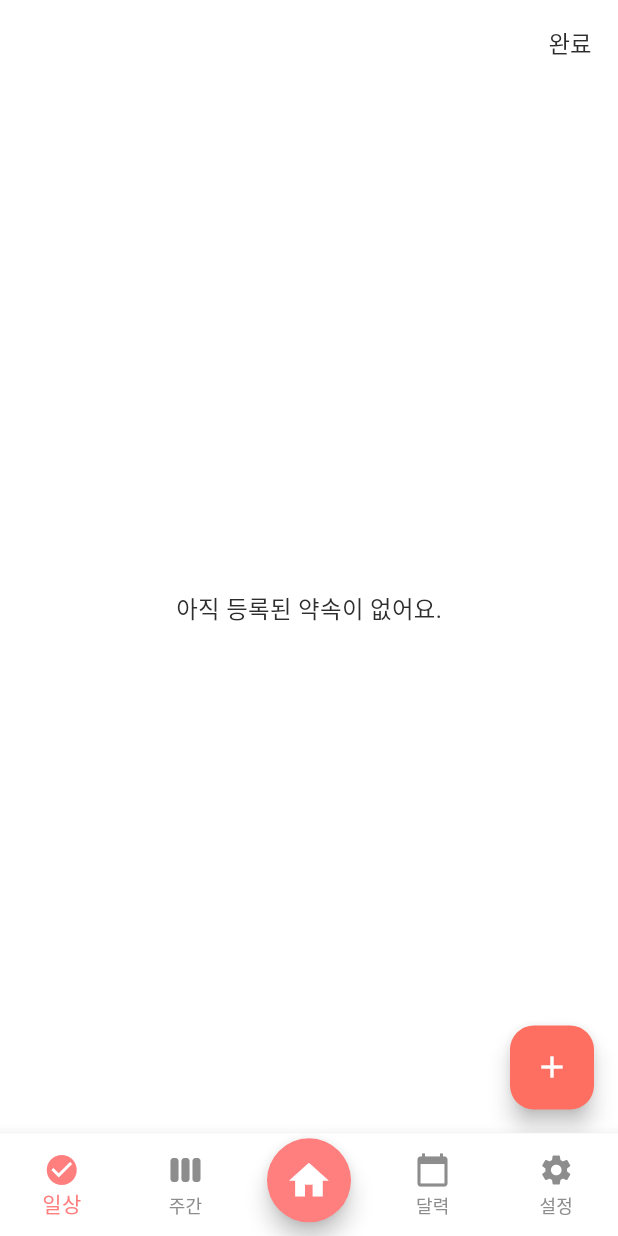
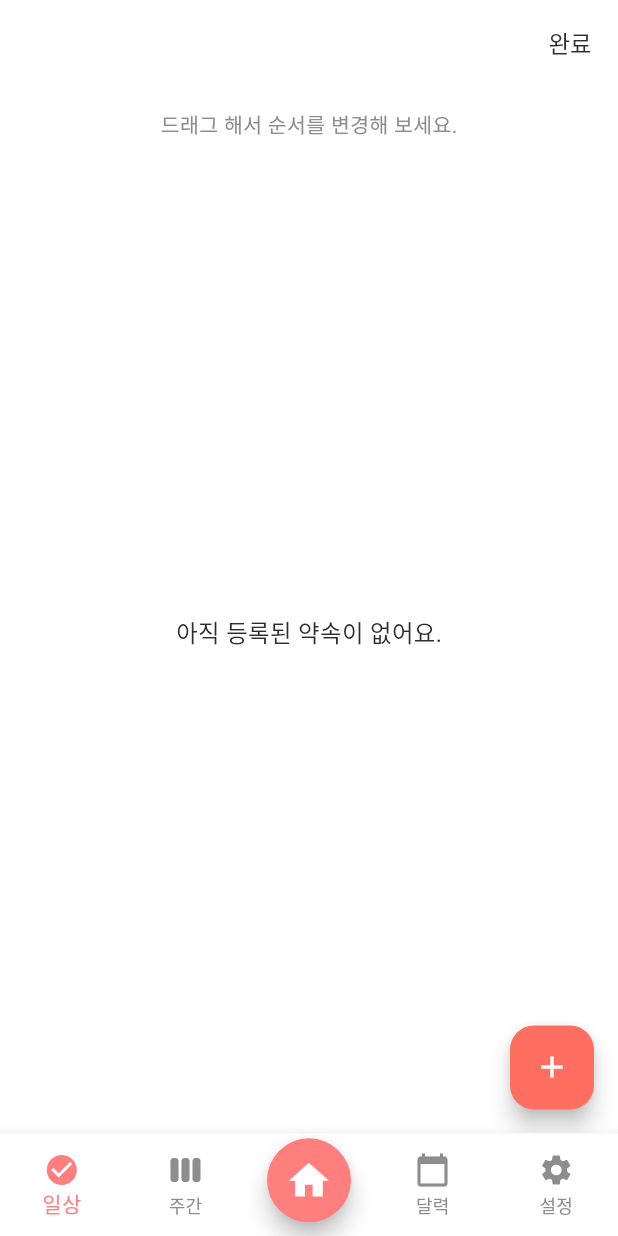
Before and after one commit to JeongHyeon-Jo/abeul_planner, a Flutter app: the DailyPlannerScreen screen opened by its route, after a tap on "편집", on a phone screen of 412 x 824 dp. Run offline on Flutter 3.47's test engine with Material 3 defaults, Android fonts, the phone set to English and light mode, and no system bars; our stand-ins replace flutter_riverpod, flutter_screenutil, go_router, hive, hive_flutter, table_calendar; accounts and stored records are empty; generated files the repository leaves out were written again.

Commit message:
[Feat] 일상 플래너 순서 변경 기능 추가

```diff
--- a/lib/features/daily_planner/presentation/screen/daily_planner_screen.dart
+++ b/lib/features/daily_planner/presentation/screen/daily_planner_screen.dart
@@ -77,14 +77,27 @@ class _DailyPlannerScreenState extends ConsumerState<DailyPlannerScreen> {
         child: Padding(
           padding: EdgeInsets.all(16.0.w),
           child: Column(
+            crossAxisAlignment: CrossAxisAlignment.start,
             children: [
+              if (_isEditing)
+                Padding(
+                  padding: EdgeInsets.only(bottom: 12.h),
+                  child: Center(
+                    child: Text(
+                      '드래그 해서 순서를 변경해 보세요.',
+                      style: AppTextStyles.caption.copyWith(
+                        color: AppColors.subText,
+                      ),
+                    ),
+                  ),
+                ),
               Expanded(
                 child: tasks.isEmpty
                     ? Center(child: Text('아직 등록된 약속이 없어요.', style: AppTextStyles.body))
                     : ReorderableListView.builder(
                         itemCount: tasks.length,
                         onReorder: (oldIndex, newIndex) {
-                          // TODO: 순서 변경 로직 추가 필요
+                          ref.read(dailyTaskProvider.notifier).reorderTask(oldIndex, newIndex);
                         },
                         itemBuilder: (context, index) => TaskTile(
                           key: ValueKey('$index-${tasks[index].situation}'),
```
Also changed, not shown: lib/features/daily_planner/presentation/provider/daily_task_provider.dart (+17 -0 lines).
